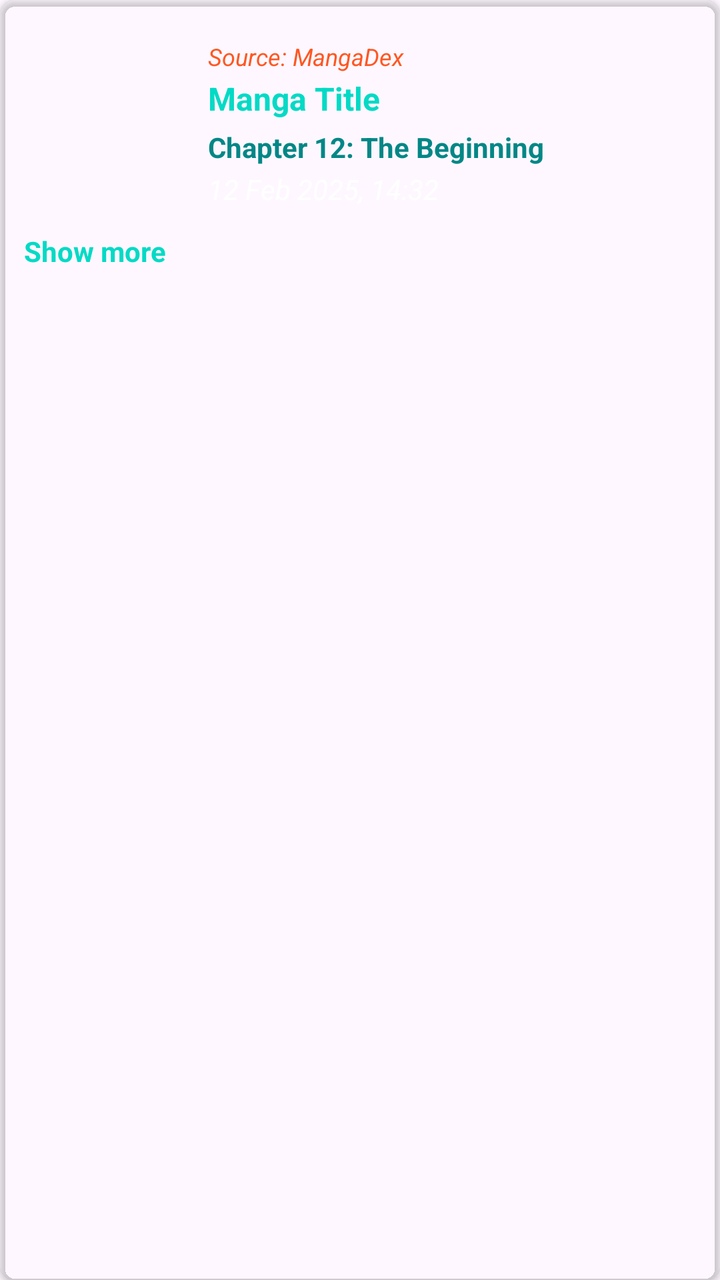
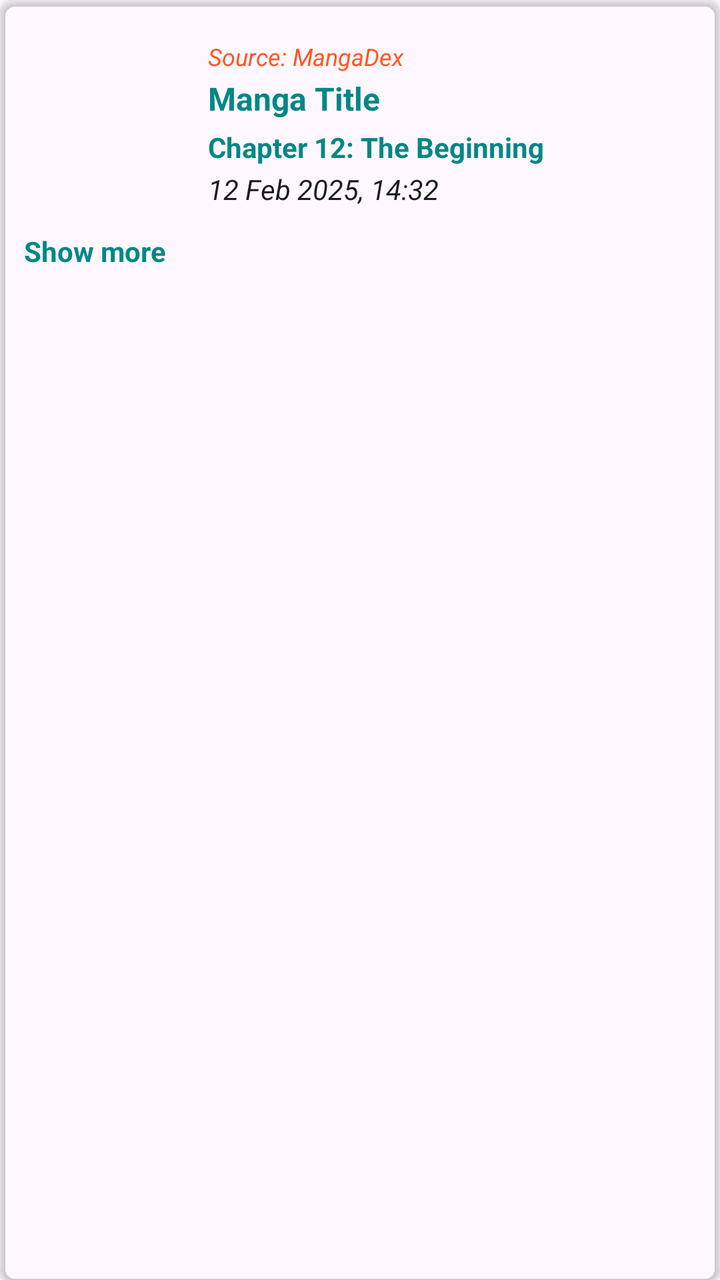

Compare the two renders of this Android layout. The source of the first and the diff that turns it into the second are given below.
<!-- AndroidManifest.xml: application theme Theme.MangaV5 -->
<!-- res/layout/activity_item_history.xml -->
<androidx.cardview.widget.CardView
    xmlns:android="http://schemas.android.com/apk/res/android"
    xmlns:app="http://schemas.android.com/apk/res-auto"
    android:layout_width="match_parent"
    android:layout_height="wrap_content"
    android:layout_margin="8dp"
    app:cardBackgroundColor="@android:color/transparent"
    android:foreground="?attr/selectableItemBackground"
    android:clickable="true"
    android:focusable="true"
    app:cardCornerRadius="8dp"
    app:cardElevation="2dp">

    <LinearLayout
        android:layout_width="match_parent"
        android:layout_height="wrap_content"
        android:orientation="vertical"
        android:padding="12dp"
        android:background="@android:color/transparent">

        
        <LinearLayout
            android:layout_width="match_parent"
            android:layout_height="wrap_content"
            android:orientation="horizontal"
            android:gravity="center_vertical">

            <ImageView
                android:id="@+id/historyCover"
                android:layout_width="80dp"
                android:layout_height="100dp"
                android:scaleType="centerCrop"
                android:contentDescription="Manga cover"
                android:clipToOutline="true"
                android:layout_marginEnd="12dp"/>

            <LinearLayout
                android:layout_width="0dp"
                android:layout_height="wrap_content"
                android:layout_weight="1"
                android:orientation="vertical">

                
                <TextView
                    android:id="@+id/historyMangaSource"
                    android:layout_width="match_parent"
                    android:layout_height="wrap_content"
                    android:text="Source: MangaDex"
                    android:textSize="12sp"
                    android:textStyle="italic"
                    android:textColor="#FF5722"
                    android:maxLines="1"
                    android:ellipsize="end"/>

                
                <TextView
                    android:id="@+id/historyMangaTitle"
                    android:layout_width="match_parent"
                    android:layout_height="wrap_content"
                    android:text="Manga Title"
                    android:textStyle="bold"
                    android:textSize="16sp"
                    android:maxLines="1"
                    android:ellipsize="end"
                    android:textColor="@color/teal_200"
                    android:layout_marginTop="2dp"/>

                
                <TextView
                    android:id="@+id/historyChapterTitle"
                    android:layout_width="match_parent"
                    android:layout_height="wrap_content"
                    android:text="Chapter 12: The Beginning"
                    android:textStyle="bold"
                    android:textSize="14sp"
                    android:textColor="@color/teal_700"
                    android:layout_marginTop="4dp"
                    android:clickable="true"
                    android:focusable="true"
                    android:ellipsize="end"
                    android:maxLines="1"/>

                
                <TextView
                    android:id="@+id/historyTimestamp"
                    android:layout_width="match_parent"
                    android:layout_height="wrap_content"
                    android:text="12 Feb 2025, 14:32"
                    android:textSize="14sp"
                    android:textStyle="italic"
                    android:textColor="@android:color/white"
                    android:layout_marginTop="2dp"/>
            </LinearLayout>
        </LinearLayout>

        
        <LinearLayout
            android:id="@+id/historyMoreChaptersLayout"
            android:layout_width="match_parent"
            android:layout_height="wrap_content"
            android:orientation="vertical"
            android:visibility="gone"
            android:layout_marginTop="4dp"
            android:paddingStart="92dp"
            android:paddingEnd="4dp"/>

        
        <TextView
            android:id="@+id/historyShowMore"
            android:layout_width="wrap_content"
            android:layout_height="wrap_content"
            android:text="Show more"
            android:textSize="14sp"
            android:textColor="@color/teal_200"
            android:textStyle="bold"
            android:layout_marginTop="4dp"
            android:clickable="true"
            android:focusable="true"/>
    </LinearLayout>
</androidx.cardview.widget.CardView>
<!-- resources referenced by this layout -->
<resources>
  <color name="teal_200">#FF03DAC5</color>
  <color name="teal_700">#FF018786</color>
  <style name="Theme.MangaV5" parent="Theme.MaterialComponents.DayNight.DarkActionBar">
          
          <item name="colorPrimary">@color/purple_500</item>
          <item name="colorPrimaryVariant">@color/purple_700</item>
          <item name="colorOnPrimary">@color/white</item>
          
          <item name="colorSecondary">@color/teal_200</item>
          <item name="colorSecondaryVariant">@color/teal_700</item>
          <item name="colorOnSecondary">@color/black</item>
          
          <item name="android:statusBarColor">?attr/colorPrimaryVariant</item>
          
      </style>
  <color name="purple_500">#FF6200EE</color>
  <color name="purple_700">#FF3700B3</color>
  <color name="white">#FFFFFFFF</color>
  <color name="black">#FF000000</color>
</resources>

<!-- the commit's change to res/layout/activity_item_history.xml (unified diff, before → after) -->
@@ -62,7 +62,7 @@
                     android:textSize="16sp"
                     android:maxLines="1"
                     android:ellipsize="end"
-                    android:textColor="@color/teal_200"
+                    android:textColor="@color/teal_700"
                     android:layout_marginTop="2dp"/>
 
                 
@@ -85,11 +85,11 @@
                     android:id="@+id/historyTimestamp"
                     android:layout_width="match_parent"
                     android:layout_height="wrap_content"
+                    android:layout_marginTop="2dp"
                     android:text="12 Feb 2025, 14:32"
+                    android:textColor="?android:attr/textColorPrimary"
                     android:textSize="14sp"
-                    android:textStyle="italic"
-                    android:textColor="@android:color/white"
-                    android:layout_marginTop="2dp"/>
+                    android:textStyle="italic" />
             </LinearLayout>
         </LinearLayout>
 
@@ -111,7 +111,7 @@
             android:layout_height="wrap_content"
             android:text="Show more"
             android:textSize="14sp"
-            android:textColor="@color/teal_200"
+            android:textColor="@color/teal_700"
             android:textStyle="bold"
             android:layout_marginTop="4dp"
             android:clickable="true"
